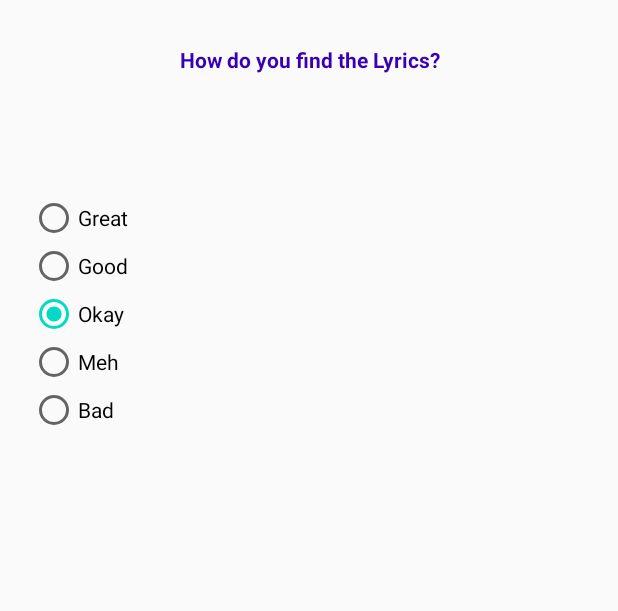
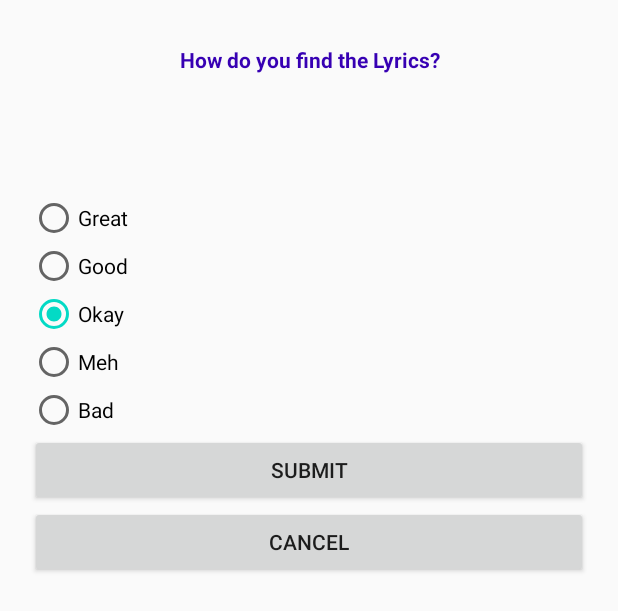
Before and after one commit to mbalanya/LyrikApp, an Android app: the layout feedback_fragment_dialog.xml on its own in the app's theme, with its tools: preview values and no code run, on a phone screen of 412 x 824 dp. Shown: the top 611 px of the screen. Run offline under Robolectric (Android 15) with nearby library versions, the phone set to English and light mode, and no system bars; Roboto replaces fonts that are not available here.

Commit message:
add submit and cancel button to fragment

```diff
--- a/app/src/main/res/layout/feedback_fragment_dialog.xml
+++ b/app/src/main/res/layout/feedback_fragment_dialog.xml
@@ -62,6 +62,16 @@
                 android:layout_width="wrap_content"
                 android:layout_height="wrap_content"
                 android:layout_weight="1" />
+            <Button
+                android:id="@+id/submitButton"
+                android:text="Submit"
+                android:layout_width="match_parent"
+                android:layout_height="wrap_content"/>
+            <Button
+                android:id="@+id/cancelButton"
+                android:text="Cancel"
+                android:layout_width="match_parent"
+                android:layout_height="wrap_content"/>
         </RadioGroup>
     </LinearLayout>
 
```
Also changed, not shown: app/src/main/res/layout/activity_trending_songs.xml (+9 -6 lines).
